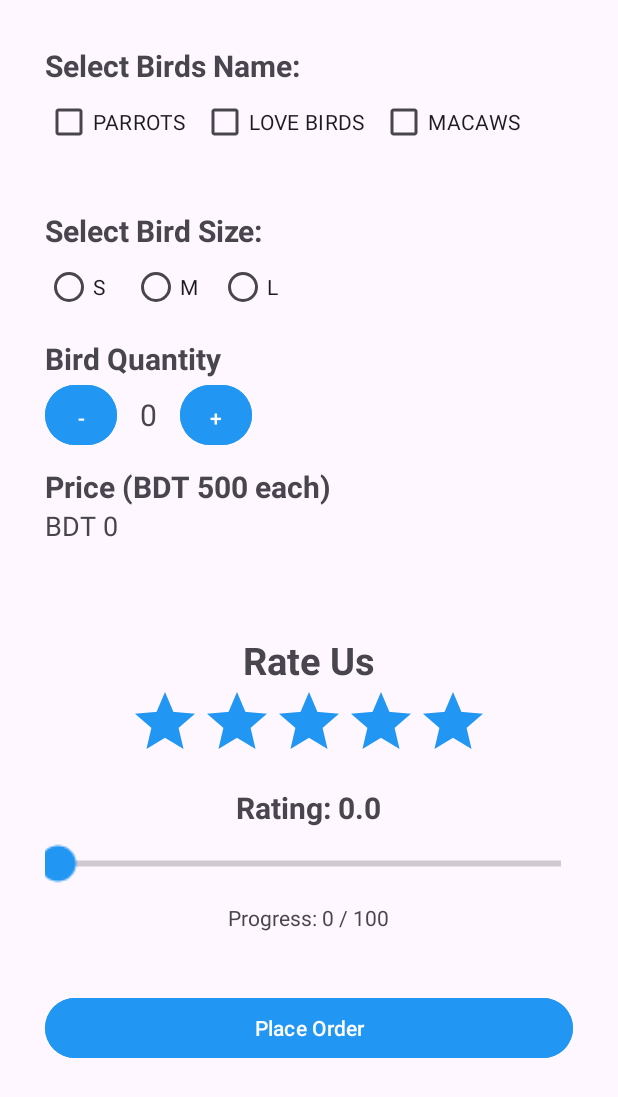
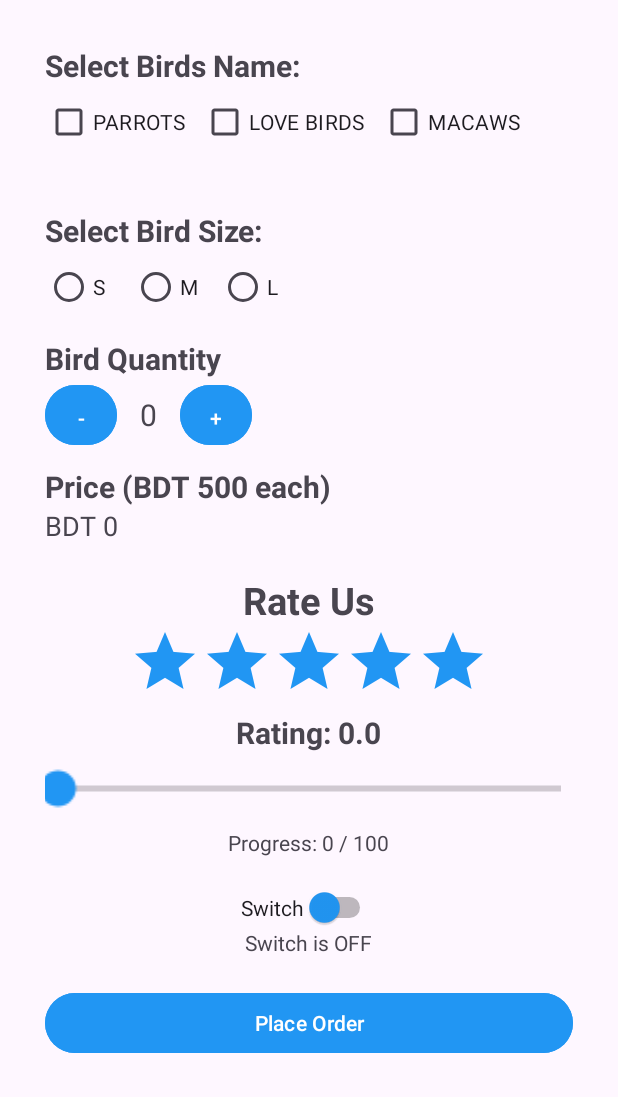
Before and after one commit to husnaara/Android1, an Android app: the screen it shows after launch (HomePageActivity), on a phone screen of 412 x 824 dp. Shown: the top 1097 px of the screen. Run offline under Robolectric (Android 15) with nearby library versions, the phone set to English and light mode, and no system bars.

Commit message:
This is my first commit

```diff
--- a/app/src/main/java/com/example/android1/HomePageActivity.java
+++ b/app/src/main/java/com/example/android1/HomePageActivity.java
@@ -10,6 +10,7 @@ import android.widget.RadioButton;
 import android.widget.RadioGroup;
 import android.widget.RatingBar;
 import android.widget.SeekBar;
+import android.widget.Switch;
 import android.widget.TextView;
 import android.widget.Toast;
 
@@ -41,6 +42,8 @@ public class HomePageActivity extends AppCompatActivity {
     private RatingBar ratingBar;
     private SeekBar seekBar;
     private TextView progressText;
+    private Switch switchButton;
+    private TextView switchStatus;
 
     @Override
     protected void onCreate(Bundle savedInstanceState) {
@@ -116,7 +119,7 @@ public class HomePageActivity extends AppCompatActivity {
                 ratingText.setText("Rating: " + rating);
             }
         });
-
+//for seekbar
         seekBar = findViewById(R.id.seekbar);
         progressText = findViewById(R.id.progressText);
 
@@ -139,8 +142,24 @@ public class HomePageActivity extends AppCompatActivity {
 
             }
         });
+//for switch
+        switchButton = findViewById(R.id.switchButton);
+        switchStatus = findViewById(R.id.switchStatus);
 
+        switchStatus.setText("Switch is OFF");
 
+        switchButton.setOnCheckedChangeListener(new CompoundButton.OnCheckedChangeListener() {
+            @Override
+            public void onCheckedChanged(CompoundButton buttonView, boolean isChecked) {
+                if (isChecked) {
+
+                    switchStatus.setText("Switch is ON");
+                } else {
+
+                    switchStatus.setText("Switch is OFF");
+                }
+            }
+        });
 
 
         placeOrder.setOnClickListener(v -> {
--- a/app/src/main/res/layout/activity_home_page.xml
+++ b/app/src/main/res/layout/activity_home_page.xml
@@ -156,7 +156,7 @@
             android:text="Rate Us"
             android:textSize="25sp"
             android:textStyle="bold"
-            android:layout_marginTop="40dp"
+            android:layout_marginTop="0dp"
             />
         <RatingBar
             android:id="@+id/ratingBar"
@@ -173,7 +173,7 @@
             android:layout_height="wrap_content"
             android:textSize="20sp"
             android:textStyle="bold"
-            android:layout_marginTop="10dp"
+            android:layout_marginTop="0dp"
             android:text="Rating: 0.0"
             />
         <SeekBar
@@ -191,6 +191,23 @@
             android:layout_width="wrap_content"
             android:layout_height="wrap_content"
             android:text="Progress: 0 / 100" />
+        <Switch
+            android:id="@+id/switchButton"
+            android:layout_width="wrap_content"
+            android:layout_height="wrap_content"
+            android:text="Switch"
+            android:checked="false"
+            android:layout_marginTop="20dp"
+            android:thumbTint="@color/Skyblue"
+            />
+
+        <TextView
+            android:id="@+id/switchStatus"
+            android:layout_width="wrap_content"
+            android:layout_height="wrap_content"
+            android:text="Switch is OFF"
+            android:layout_marginTop="0dp" />
+
 
     </LinearLayout>
 
@@ -198,7 +215,7 @@
         android:id="@+id/order_btn"
         android:layout_width="match_parent"
         android:layout_height="wrap_content"
-        android:layout_marginTop="20dp"
+        android:layout_marginTop="0dp"
         android:text="Place Order"
         android:backgroundTint="@color/Skyblue"/>
 
```
